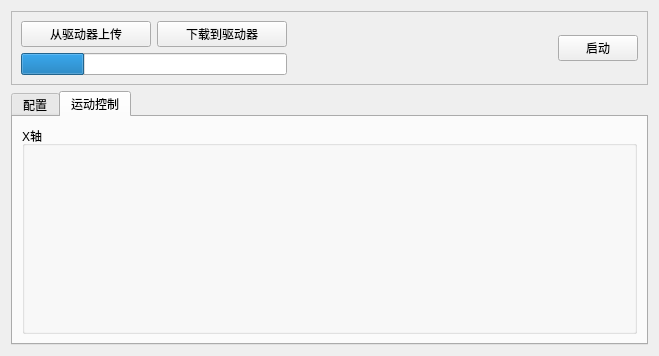
Qt form terminal/form.ui (eeyoo/step-servo-tuner) before a commit.
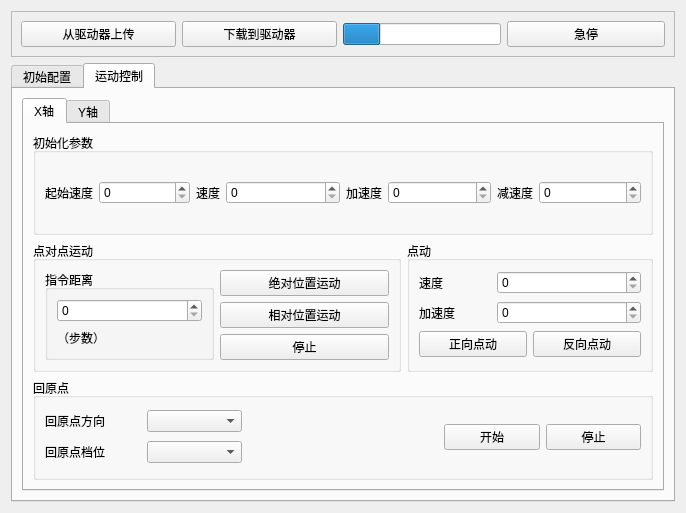
The same form after that commit.

Diff of the .ui file:
```diff
--- a/terminal/form.ui
+++ b/terminal/form.ui
@@ -6,14 +6,14 @@
    <rect>
     <x>0</x>
     <y>0</y>
-    <width>659</width>
-    <height>356</height>
+    <width>686</width>
+    <height>513</height>
    </rect>
   </property>
   <property name="windowTitle">
    <string>Form</string>
   </property>
-  <layout class="QVBoxLayout" name="verticalLayout_2" stretch="1,5">
+  <layout class="QVBoxLayout" name="verticalLayout_2">
    <item>
     <widget class="QFrame" name="frame">
      <property name="frameShape">
@@ -22,59 +22,54 @@
      <property name="frameShadow">
       <enum>QFrame::Raised</enum>
      </property>
-     <layout class="QHBoxLayout" name="horizontalLayout_3">
+     <layout class="QHBoxLayout" name="horizontalLayout_3" stretch="2,1,1">
       <item>
-       <layout class="QVBoxLayout" name="verticalLayout_3">
+       <layout class="QHBoxLayout" name="horizontalLayout">
         <item>
-         <layout class="QHBoxLayout" name="horizontalLayout">
-          <item>
-           <widget class="QPushButton" name="pbPull">
-            <property name="text">
-             <string>从驱动器上传</string>
-            </property>
-           </widget>
-          </item>
-          <item>
-           <widget class="QPushButton" name="pbPush">
-            <property name="text">
-             <string>下载到驱动器</string>
-            </property>
-           </widget>
-          </item>
-         </layout>
+         <widget class="QPushButton" name="pbPull">
+          <property name="statusTip">
+           <string>获取驱动器信息</string>
+          </property>
+          <property name="text">
+           <string>从驱动器上传</string>
+          </property>
+         </widget>
         </item>
         <item>
-         <widget class="QProgressBar" name="progressBar">
-          <property name="value">
-           <number>24</number>
+         <widget class="QPushButton" name="pbPush">
+          <property name="statusTip">
+           <string>写入驱动器配置信息</string>
           </property>
-          <property name="textVisible">
-           <bool>false</bool>
+          <property name="text">
+           <string>下载到驱动器</string>
           </property>
          </widget>
         </item>
        </layout>
       </item>
       <item>
-       <spacer name="horizontalSpacer">
-        <property name="orientation">
-         <enum>Qt::Horizontal</enum>
+       <widget class="QProgressBar" name="progressBar">
+        <property name="value">
+         <number>24</number>
         </property>
-        <property name="sizeHint" stdset="0">
-         <size>
-          <width>264</width>
-          <height>20</height>
-         </size>
+        <property name="textVisible">
+         <bool>false</bool>
         </property>
-       </spacer>
+       </widget>
       </item>
       <item>
-       <widget class="QPushButton" name="pbStart">
-        <property name="enabled">
-         <bool>true</bool>
+       <widget class="QPushButton" name="emergencyButton">
+        <property name="statusTip">
+         <string>紧急停止</string>
+        </property>
+        <property name="styleSheet">
+         <string notr="true"/>
         </property>
         <property name="text">
-         <string>启动</string>
+         <string>急停</string>
+        </property>
+        <property name="flat">
+         <bool>false</bool>
         </property>
        </widget>
       </item>
@@ -88,7 +83,7 @@
      </property>
      <widget class="QWidget" name="tabConfig">
       <attribute name="title">
-       <string>配置</string>
+       <string>初始配置</string>
       </attribute>
       <layout class="QVBoxLayout" name="verticalLayout">
        <item>
@@ -113,10 +108,303 @@
       </attribute>
       <layout class="QHBoxLayout" name="horizontalLayout_2">
        <item>
-        <widget class="QGroupBox" name="groupBoxAixX">
-         <property name="title">
-          <string>X轴</string>
+        <widget class="QTabWidget" name="tabWidget_2">
+         <property name="currentIndex">
+          <number>0</number>
          </property>
+         <widget class="QWidget" name="tab">
+          <attribute name="title">
+           <string>X轴</string>
+          </attribute>
+          <layout class="QVBoxLayout" name="verticalLayout_3">
+           <item>
+            <widget class="QGroupBox" name="groupBox">
+             <property name="title">
+              <string>初始化参数</string>
+             </property>
+             <layout class="QHBoxLayout" name="horizontalLayout_25">
+              <item>
+               <layout class="QHBoxLayout" name="horizontalLayout_12" stretch="0,1">
+                <item>
+                 <widget class="QLabel" name="label_10">
+                  <property name="text">
+                   <string>起始速度</string>
+                  </property>
+                 </widget>
+                </item>
+                <item>
+                 <widget class="QSpinBox" name="initVelSpin"/>
+                </item>
+               </layout>
+              </item>
+              <item>
+               <layout class="QHBoxLayout" name="horizontalLayout_13" stretch="0,1">
+                <item>
+                 <widget class="QLabel" name="label_8">
+                  <property name="text">
+                   <string>速度</string>
+                  </property>
+                 </widget>
+                </item>
+                <item>
+                 <widget class="QSpinBox" name="servoVelSpin"/>
+                </item>
+               </layout>
+              </item>
+              <item>
+               <layout class="QHBoxLayout" name="horizontalLayout_14" stretch="0,1">
+                <item>
+                 <widget class="QLabel" name="label_9">
+                  <property name="text">
+                   <string>加速度</string>
+                  </property>
+                 </widget>
+                </item>
+                <item>
+                 <widget class="QSpinBox" name="servoAccSpin"/>
+                </item>
+               </layout>
+              </item>
+              <item>
+               <layout class="QHBoxLayout" name="horizontalLayout_19" stretch="0,1">
+                <item>
+                 <widget class="QLabel" name="label_15">
+                  <property name="text">
+                   <string>减速度</string>
+                  </property>
+                 </widget>
+                </item>
+                <item>
+                 <widget class="QSpinBox" name="servoDecSpin"/>
+                </item>
+               </layout>
+              </item>
+             </layout>
+            </widget>
+           </item>
+           <item>
+            <layout class="QHBoxLayout" name="horizontalLayout_24" stretch="3,2">
+             <item>
+              <widget class="QGroupBox" name="groupBox_2">
+               <property name="title">
+                <string>点对点运动</string>
+               </property>
+               <layout class="QHBoxLayout" name="horizontalLayout_16">
+                <item>
+                 <widget class="QGroupBox" name="groupBox_5">
+                  <property name="title">
+                   <string>指令距离</string>
+                  </property>
+                  <layout class="QVBoxLayout" name="verticalLayout_7">
+                   <item>
+                    <widget class="QSpinBox" name="spinBox_3"/>
+                   </item>
+                   <item>
+                    <widget class="QLabel" name="label_13">
+                     <property name="text">
+                      <string>（步数）</string>
+                     </property>
+                    </widget>
+                   </item>
+                  </layout>
+                 </widget>
+                </item>
+                <item>
+                 <layout class="QVBoxLayout" name="verticalLayout_6">
+                  <item>
+                   <widget class="QPushButton" name="absoluteButton">
+                    <property name="text">
+                     <string>绝对位置运动</string>
+                    </property>
+                   </widget>
+                  </item>
+                  <item>
+                   <widget class="QPushButton" name="relativeButton">
+                    <property name="text">
+                     <string>相对位置运动</string>
+                    </property>
+                   </widget>
+                  </item>
+                  <item>
+                   <widget class="QPushButton" name="p2pStop">
+                    <property name="text">
+                     <string>停止</string>
+                    </property>
+                   </widget>
+                  </item>
+                 </layout>
+                </item>
+               </layout>
+              </widget>
+             </item>
+             <item>
+              <widget class="QGroupBox" name="groupBox_4">
+               <property name="title">
+                <string>点动</string>
+               </property>
+               <layout class="QVBoxLayout" name="verticalLayout_8">
+                <item>
+                 <layout class="QHBoxLayout" name="horizontalLayout_15" stretch="1,2">
+                  <item>
+                   <widget class="QLabel" name="label_7">
+                    <property name="text">
+                     <string>速度</string>
+                    </property>
+                   </widget>
+                  </item>
+                  <item>
+                   <widget class="QSpinBox" name="spinBox"/>
+                  </item>
+                 </layout>
+                </item>
+                <item>
+                 <layout class="QHBoxLayout" name="horizontalLayout_17" stretch="1,2">
+                  <item>
+                   <widget class="QLabel" name="label_11">
+                    <property name="text">
+                     <string>加速度</string>
+                    </property>
+                   </widget>
+                  </item>
+                  <item>
+                   <widget class="QSpinBox" name="spinBox_2"/>
+                  </item>
+                 </layout>
+                </item>
+                <item>
+                 <layout class="QHBoxLayout" name="horizontalLayout_20">
+                  <item>
+                   <widget class="QPushButton" name="forwardStepButton">
+                    <property name="text">
+                     <string>正向点动</string>
+                    </property>
+                   </widget>
+                  </item>
+                  <item>
+                   <widget class="QPushButton" name="backwardStepButton">
+                    <property name="text">
+                     <string>反向点动</string>
+                    </property>
+                   </widget>
+                  </item>
+                 </layout>
+                </item>
+               </layout>
+              </widget>
+             </item>
+            </layout>
+           </item>
+           <item>
+            <widget class="QGroupBox" name="groupBox_3">
+             <property name="title">
+              <string>回原点</string>
+             </property>
+             <layout class="QHBoxLayout" name="horizontalLayout_23" stretch="1,1,1">
+              <item>
+               <layout class="QVBoxLayout" name="verticalLayout_9">
+                <item>
+                 <layout class="QHBoxLayout" name="horizontalLayout_18">
+                  <item>
+                   <widget class="QLabel" name="label_12">
+                    <property name="text">
+                     <string>回原点方向</string>
+                    </property>
+                   </widget>
+                  </item>
+                  <item>
+                   <widget class="QComboBox" name="backHomeDirection">
+                    <property name="toolTip">
+                     <string/>
+                    </property>
+                    <property name="statusTip">
+                     <string/>
+                    </property>
+                    <property name="editable">
+                     <bool>false</bool>
+                    </property>
+                    <property name="currentText">
+                     <string/>
+                    </property>
+                    <property name="maxVisibleItems">
+                     <number>2</number>
+                    </property>
+                   </widget>
+                  </item>
+                 </layout>
+                </item>
+                <item>
+                 <layout class="QHBoxLayout" name="horizontalLayout_21">
+                  <item>
+                   <widget class="QLabel" name="label_14">
+                    <property name="text">
+                     <string>回原点档位</string>
+                    </property>
+                   </widget>
+                  </item>
+                  <item>
+                   <widget class="QComboBox" name="backHomeGear">
+                    <property name="toolTip">
+                     <string/>
+                    </property>
+                    <property name="statusTip">
+                     <string/>
+                    </property>
+                    <property name="editable">
+                     <bool>false</bool>
+                    </property>
+                    <property name="currentText">
+                     <string/>
+                    </property>
+                    <property name="maxVisibleItems">
+                     <number>2</number>
+                    </property>
+                   </widget>
+                  </item>
+                 </layout>
+                </item>
+               </layout>
+              </item>
+              <item>
+               <spacer name="horizontalSpacer_3">
+                <property name="orientation">
+                 <enum>Qt::Horizontal</enum>
+                </property>
+                <property name="sizeHint" stdset="0">
+                 <size>
+                  <width>40</width>
+                  <height>20</height>
+                 </size>
+                </property>
+               </spacer>
+              </item>
+              <item>
+               <layout class="QHBoxLayout" name="horizontalLayout_22">
+                <item>
+                 <widget class="QPushButton" name="backHomeStartButton">
+                  <property name="text">
+                   <string>开始</string>
+                  </property>
+                 </widget>
+                </item>
+                <item>
+                 <widget class="QPushButton" name="backHomeStopButton">
+                  <property name="text">
+                   <string>停止</string>
+                  </property>
+                 </widget>
+                </item>
+               </layout>
+              </item>
+             </layout>
+            </widget>
+           </item>
+          </layout>
+         </widget>
+         <widget class="QWidget" name="tab_2">
+          <attribute name="title">
+           <string>Y轴</string>
+          </attribute>
+         </widget>
         </widget>
        </item>
       </layout>
```
Left out of the diff: 163 changed lines with no effect on the pictures.
